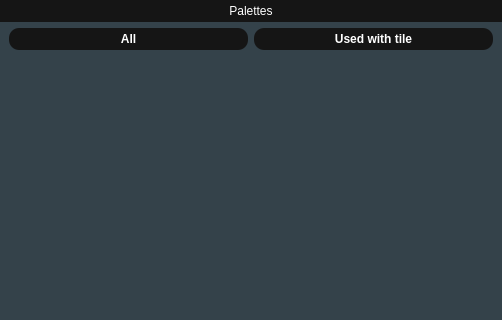
The window that TilesetEditor/fragmentpalettes.ui (diegofps/tileset_editor) describes before a commit, drawn with Qt 5; both pictures show x 0 to 502 and y 0 to 320 of the 502 by 521 pixel window.
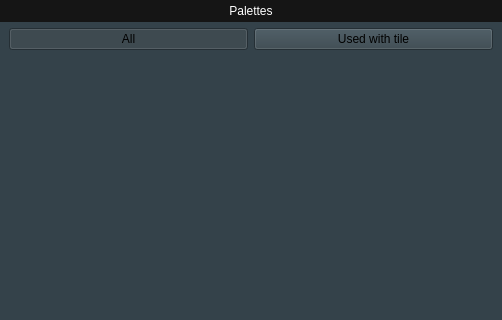
The same window after the commit.

Commit message: Giving life to some buttons

```diff
--- a/TilesetEditor/fragmentpalettes.ui
+++ b/TilesetEditor/fragmentpalettes.ui
@@ -92,24 +92,6 @@
          <layout class="QHBoxLayout" name="horizontalLayout">
           <item>
            <widget class="QPushButton" name="btAll">
-            <property name="styleSheet">
-             <string notr="true">QPushButton {
-    background-color: rgb(21, 21, 21);
-    color: white;
-    border-width: 0px;
-    border-radius: 10px;
-    font: bold 12px;
-    padding: 4px;
-}
-
-QPushButton#evilButton:pressed {
-    background-color: rgb(9, 36, 78);
-}
-
-QPushButton#evilButton:checked {
-    background-color: rgb(86, 145, 236);
-}</string>
-            </property>
             <property name="text">
              <string>All</string>
             </property>
@@ -131,25 +113,7 @@
            </widget>
           </item>
           <item>
-           <widget class="QPushButton" name="btUnlinked">
-            <property name="styleSheet">
-             <string notr="true">QPushButton {
-    background-color: rgb(21, 21, 21);
-    color: white;
-    border-width: 0px;
-    border-radius: 10px;
-    font: bold 12px;
-    padding: 4px;
-}
-
-QPushButton#evilButton:pressed {
-    background-color: rgb(9, 36, 78);
-}
-
-QPushButton#evilButton:checked {
-    background-color: rgb(86, 145, 236);
-}</string>
-            </property>
+           <widget class="QPushButton" name="btUsedWithTile">
             <property name="text">
              <string>Used with tile</string>
             </property>
```
The commit also changes 29 other files.
